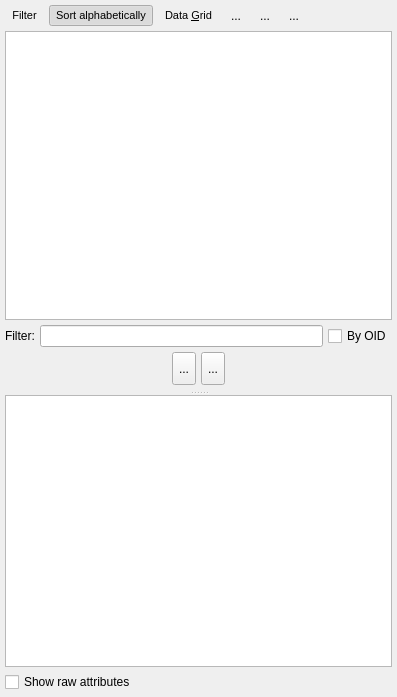
Qt form libs/libgui/ui/tools/databaseexplorerwidget.ui (pgmodeler/pgmodeler) before a commit.
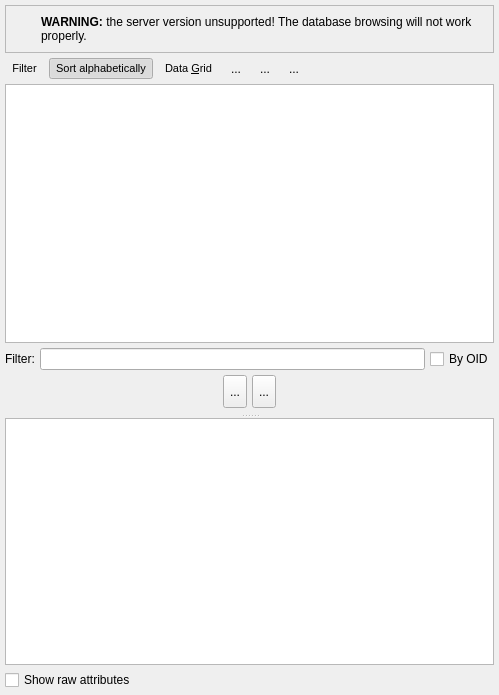
The same form after that commit. Icons and pictures are not drawn.

Commit message:
Added an option in GeneralConfigWidget to allow pgModeler to connect to older PostgreSQL server versions, below 10 using a minimum (not reliable) compatibility mode.
Allowing pgModeler to import and diff in pgsql versions below 10 using
the minimum compatilibity mode without guarantee of reliable results.

```diff
--- a/libs/libgui/ui/tools/databaseexplorerwidget.ui
+++ b/libs/libgui/ui/tools/databaseexplorerwidget.ui
@@ -6,8 +6,8 @@
    <rect>
     <x>0</x>
     <y>0</y>
-    <width>397</width>
-    <height>697</height>
+    <width>499</width>
+    <height>695</height>
    </rect>
   </property>
   <property name="minimumSize">
@@ -35,6 +35,91 @@
    <property name="bottomMargin">
     <number>5</number>
    </property>
+   <item>
+    <widget class="QFrame" name="version_alert_frm">
+     <property name="sizePolicy">
+      <sizepolicy hsizetype="Preferred" vsizetype="Fixed">
+       <horstretch>0</horstretch>
+       <verstretch>0</verstretch>
+      </sizepolicy>
+     </property>
+     <property name="minimumSize">
+      <size>
+       <width>0</width>
+       <height>48</height>
+      </size>
+     </property>
+     <property name="frameShape">
+      <enum>QFrame::StyledPanel</enum>
+     </property>
+     <property name="frameShadow">
+      <enum>QFrame::Raised</enum>
+     </property>
+     <layout class="QGridLayout" name="gridLayout">
+      <property name="leftMargin">
+       <number>5</number>
+      </property>
+      <property name="topMargin">
+       <number>5</number>
+      </property>
+      <property name="rightMargin">
+       <number>5</number>
+      </property>
+      <property name="bottomMargin">
+       <number>5</number>
+      </property>
+      <property name="spacing">
+       <number>5</number>
+      </property>
+      <item row="0" column="0">
+       <widget class="QLabel" name="icon_lbl">
+        <property name="minimumSize">
+         <size>
+          <width>25</width>
+          <height>25</height>
+         </size>
+        </property>
+        <property name="maximumSize">
+         <size>
+          <width>25</width>
+          <height>25</height>
+         </size>
+        </property>
+        <property name="text">
+         <string/>
+        </property>
+        <property name="textFormat">
+         <enum>Qt::AutoText</enum>
+        </property>
+        <property name="pixmap">
+         <pixmap resource="../../res/resources.qrc">:/icons/icons/alert.png</pixmap>
+        </property>
+        <property name="scaledContents">
+         <bool>true</bool>
+        </property>
+       </widget>
+      </item>
+      <item row="0" column="1">
+       <widget class="QLabel" name="inv_version_warn_lbl">
+        <property name="font">
+         <font>
+          <bold>false</bold>
+          <underline>false</underline>
+          <strikeout>false</strikeout>
+          <kerning>true</kerning>
+         </font>
+        </property>
+        <property name="text">
+         <string>&lt;strong&gt;WARNING:&lt;/strong&gt; the server version unsupported! The database browsing will not work properly.</string>
+        </property>
+        <property name="wordWrap">
+         <bool>true</bool>
+        </property>
+       </widget>
+      </item>
+     </layout>
+    </widget>
+   </item>
    <item>
     <layout class="QHBoxLayout" name="horizontalLayout_5">
      <property name="spacing">
```
The commit also changes 24 other files.
